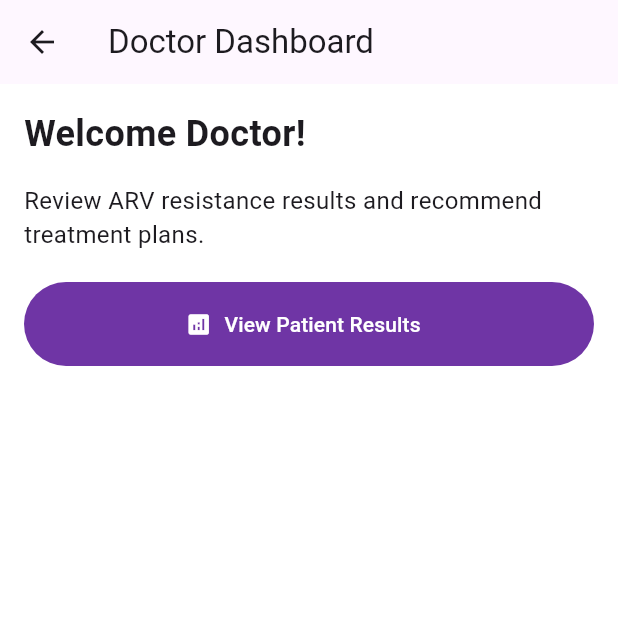
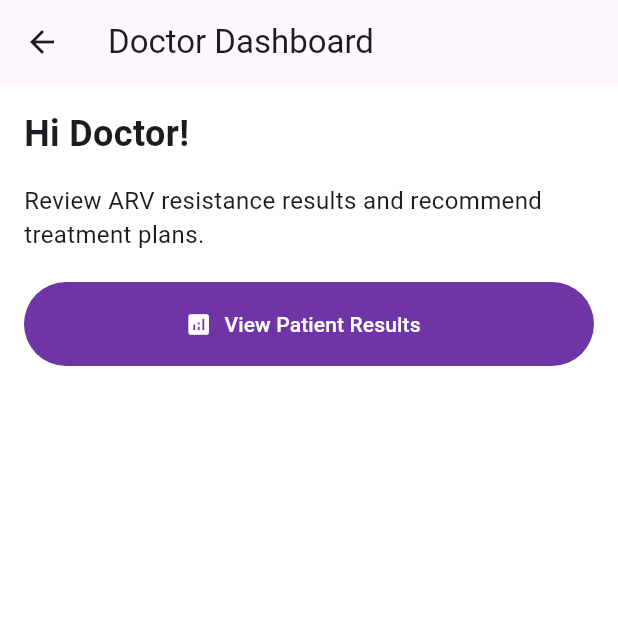
Before and after one commit to nonogumedze/phila, a Flutter app: the DoctorHomeScreen screen opened by its route, on a phone screen of 412 x 824 dp, the top half of it. Run offline on Flutter 3.47's test engine with Material 3 defaults, Android fonts, the phone set to English and light mode, and no system bars; our stand-ins replace file_picker, flutter_svg, permission_handler.

Commit message:
modified:   lib/Screens/Doctor/doctor_screen.dart

```diff
--- a/lib/Screens/Doctor/doctor_screen.dart
+++ b/lib/Screens/Doctor/doctor_screen.dart
@@ -18,7 +18,7 @@ class DoctorHomeScreen extends StatelessWidget {
           crossAxisAlignment: CrossAxisAlignment.start,
           children: [
             const Text(
-              'Welcome Doctor!',
+              'Hi Doctor!',
               style: TextStyle(fontSize: 24, fontWeight: FontWeight.bold),
             ),
             const SizedBox(height: 16),
```
